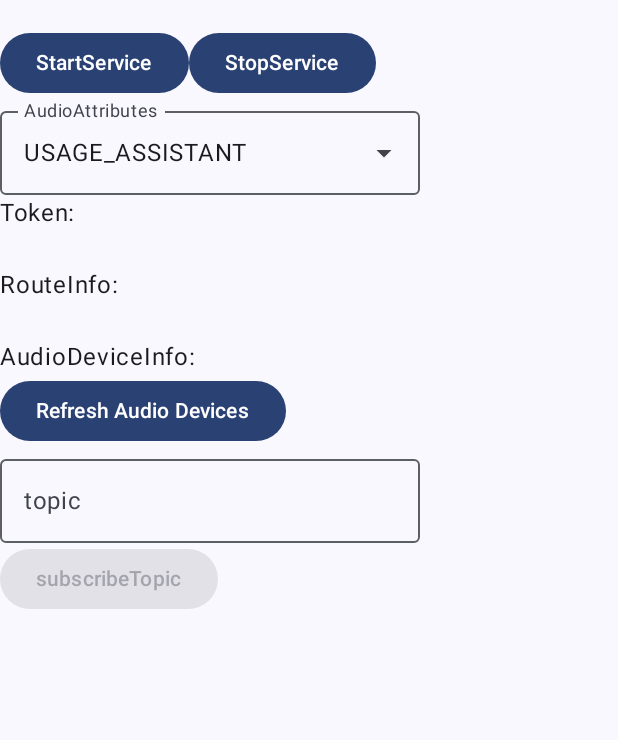
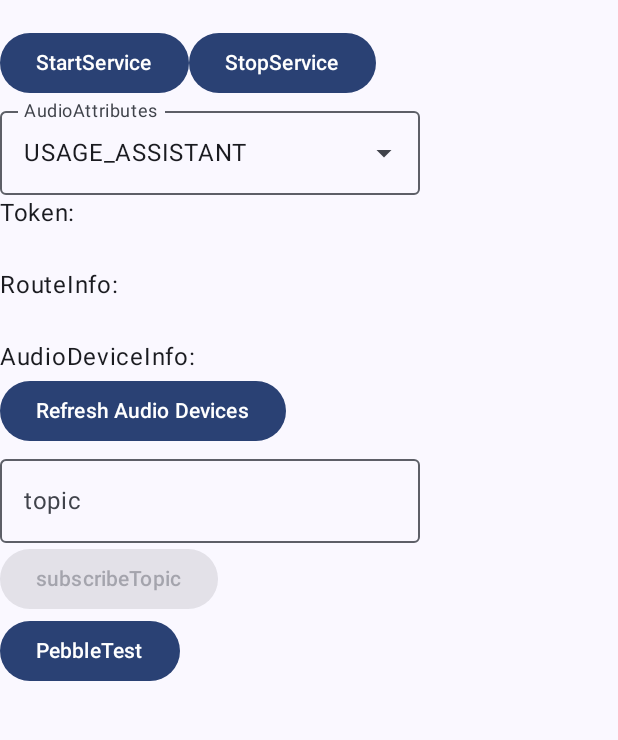
Before and after one commit to AceDroidX/Shark7-Android, an Android app built with Jetpack Compose: the screen it shows after launch (DebugActivity), after a tap on "Open DebugActivity", on a phone screen of 412 x 824 dp, the part 69-809 px from its top. Run offline under Robolectric (Android 15) with nearby library versions, the phone set to English and light mode, and no system bars; our stand-ins replace Dagger/Hilt's generated code, accompanist.

Commit message:
添加PebbleTest

```diff
--- a/app/src/main/java/io/github/acedroidx/shark7/ui/DebugActivity.kt
+++ b/app/src/main/java/io/github/acedroidx/shark7/ui/DebugActivity.kt
@@ -22,6 +22,7 @@ import androidx.compose.ui.Modifier
 import dagger.hilt.android.AndroidEntryPoint
 import io.github.acedroidx.shark7.ui.compose.AudioInfo
 import io.github.acedroidx.shark7.ui.compose.FcmTokenInfo
+import io.github.acedroidx.shark7.ui.compose.PebbleTest
 import io.github.acedroidx.shark7.ui.compose.ServiceTest
 import io.github.acedroidx.shark7.ui.compose.SubscribeTopic
 import io.github.acedroidx.shark7.ui.theme.Shark7Theme
@@ -54,6 +55,7 @@ class DebugActivity : ComponentActivity() {
                                 FcmTokenInfo.Composable()
                                 AudioInfo.Composable()
                                 SubscribeTopic.Composable()
+                                PebbleTest.Composable()
                             }
                         }
                     }
--- /dev/null
+++ b/app/src/main/java/io/github/acedroidx/shark7/ui/compose/PebbleTest.kt
@@ -0,0 +1,34 @@
+package io.github.acedroidx.shark7.ui.compose
+
+import android.content.Context
+import android.content.Intent
+import android.util.Log
+import androidx.compose.material3.Button
+import androidx.compose.material3.Text
+import androidx.compose.runtime.Composable
+import androidx.compose.ui.platform.LocalContext
+import org.json.JSONArray
+import org.json.JSONObject
+
+
+object PebbleTest {
+    @Composable
+    fun Composable() {
+        val baseContext = LocalContext.current
+        Button(onClick = { sendPebbleMsg(baseContext, "test", "123") }) {
+            Text(text = "PebbleTest")
+        }
+    }
+
+    fun sendPebbleMsg(context: Context, title: String, body: String) {
+        val i = Intent("com.getpebble.action.SEND_NOTIFICATION")
+        val data: Map<String, String> = mapOf("title" to title, "body" to body)
+        val jsonData = JSONObject(data)
+        val notificationData = JSONArray().put(jsonData).toString()
+        i.putExtra("messageType", "PEBBLE_ALERT")
+        i.putExtra("sender", "io.github.acedroidx.shark7")
+        i.putExtra("notificationData", notificationData)
+        Log.d("sendPebbleMsg", notificationData)
+        context.sendBroadcast(i)
+    }
+}
```
